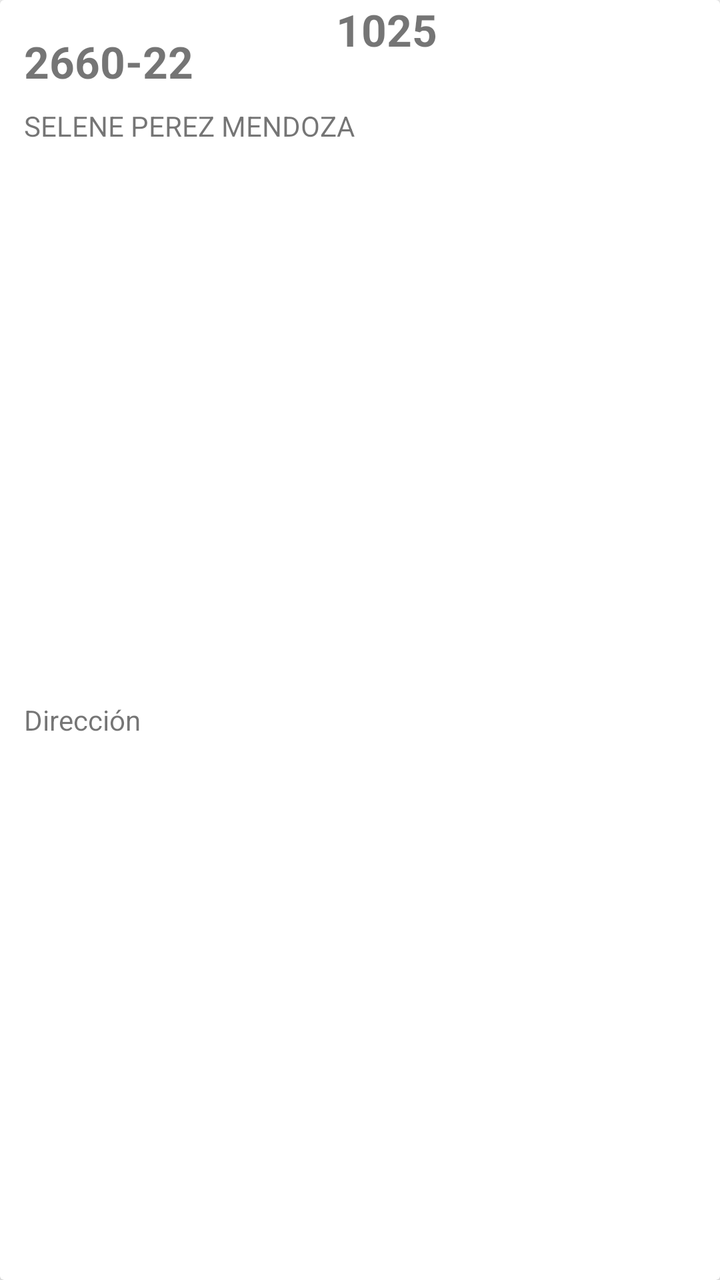
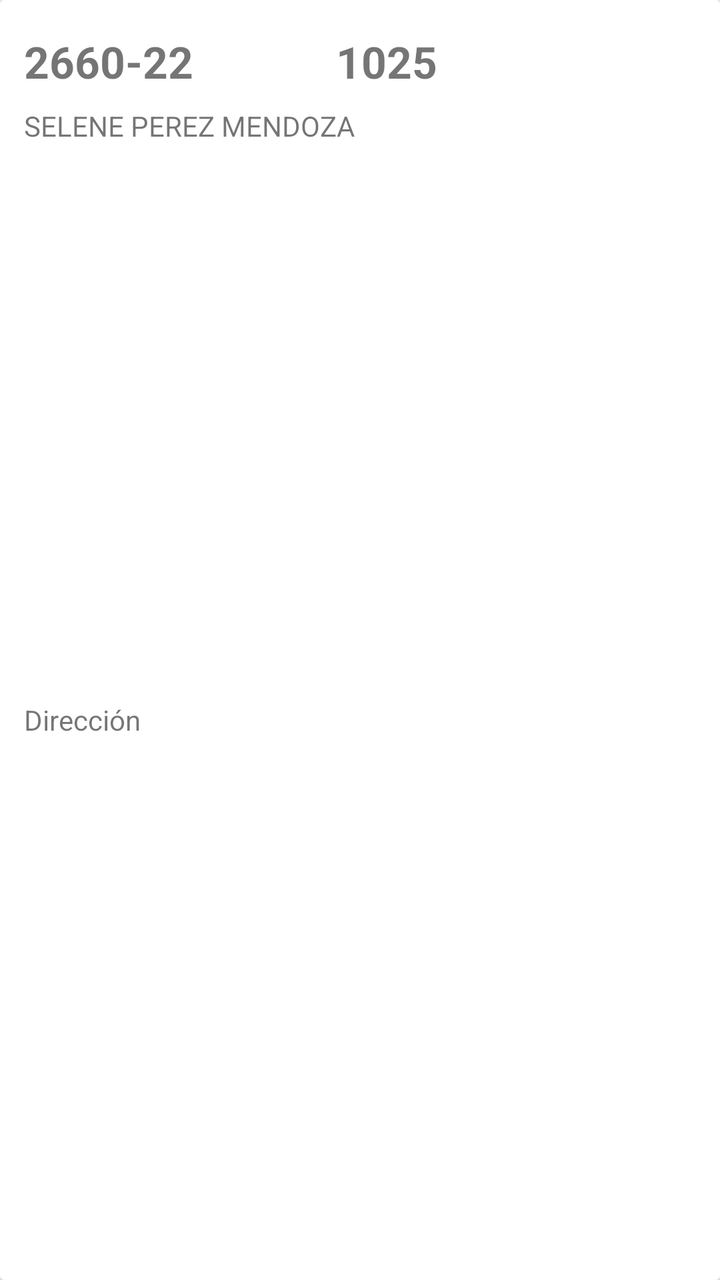

The first picture is an Android layout as it rendered before a commit; the second is the same layout after the commit. The layout source and the unified diff follow.
<!-- AndroidManifest.xml: application theme AppTheme -->
<!-- res/layout/recycler_oq.xml -->
<?xml version="1.0" encoding="utf-8"?>
<android.support.v7.widget.CardView xmlns:android="http://schemas.android.com/apk/res/android"
    xmlns:app="http://schemas.android.com/apk/res-auto"
    xmlns:tools="http://schemas.android.com/tools"
    android:layout_width="match_parent"
    android:layout_height="wrap_content"
    android:layout_marginTop="20dp"
    android:elevation="80dp">

    <android.support.constraint.ConstraintLayout
        android:layout_width="match_parent"
        android:layout_height="match_parent"
        android:background="@drawable/disenio_recyclerview"
        android:paddingLeft="8dp"
        android:paddingRight="8dp">

        <TextView
            android:id="@+id/controla"
            android:layout_width="418dp"
            android:layout_height="111dp"
            tools:layout_editor_absoluteX="-10dp"
            tools:layout_editor_absoluteY="2dp" />

        <TextView
            android:id="@+id/tv_NContrato"
            android:layout_width="wrap_content"
            android:layout_height="wrap_content"
            android:layout_marginStart="4dp"
            android:layout_marginLeft="4dp"
            android:layout_marginTop="16dp"
            android:layout_marginEnd="8dp"
            android:layout_marginRight="8dp"
            android:text="2660-22"
            android:textSize="22dp"
            android:textStyle="bold"
            app:layout_constraintEnd_toEndOf="parent"
            app:layout_constraintHorizontal_bias="0.0"
            app:layout_constraintStart_toStartOf="parent"
            app:layout_constraintTop_toTopOf="parent" />

        <TextView
            android:id="@+id/tv_Nombre"
            android:layout_width="168dp"
            android:layout_height="21dp"
            android:layout_marginTop="8dp"
            android:ellipsize="end"
            android:maxLines="1"
            android:text="SELENE PEREZ MENDOZA"
            app:layout_constraintStart_toStartOf="@+id/tv_NContrato"
            app:layout_constraintTop_toBottomOf="@+id/tv_NContrato" />

        <TextView
            android:id="@+id/tv_NOrden"
            android:layout_width="wrap_content"
            android:layout_height="wrap_content"
            android:layout_marginStart="160dp"
            android:text="1025"
            android:textSize="22sp"
            android:textStyle="bold"
            app:layout_constraintStart_toStartOf="parent"
            tools:layout_editor_absoluteY="16dp" />

        <TextView
            android:id="@+id/tv_estatus"
            android:layout_width="wrap_content"
            android:layout_height="wrap_content"
            android:layout_marginEnd="24dp"
            android:textSize="16dp"
            app:layout_constraintBottom_toBottomOf="@+id/tv_Nombre"
            app:layout_constraintEnd_toEndOf="parent"
            app:layout_constraintTop_toTopOf="@+id/tv_Nombre" />

        <TextView
            android:id="@+id/txt"
            android:layout_width="wrap_content"
            android:layout_height="wrap_content"
            android:layout_marginTop="5dp"
            android:layout_marginEnd="8dp"
            android:text="@string/direccion"
            app:layout_constraintBottom_toBottomOf="parent"
            app:layout_constraintEnd_toStartOf="@+id/tv_estatus"
            app:layout_constraintHorizontal_bias="0.0"
            app:layout_constraintStart_toStartOf="@+id/tv_Nombre"
            app:layout_constraintTop_toBottomOf="@+id/tv_Nombre" />

        <TextView
            android:id="@+id/id_direccion"
            android:layout_width="wrap_content"
            android:layout_height="15dp"
            android:layout_marginStart="16dp"
            app:layout_constraintBottom_toBottomOf="@+id/txt"
            app:layout_constraintStart_toEndOf="@+id/txt"
            app:layout_constraintTop_toTopOf="@+id/txt" />

    </android.support.constraint.ConstraintLayout>
</android.support.v7.widget.CardView>
<!-- resources referenced by this layout -->
<resources>
  <!-- drawable disenio_recyclerview (drawable) -->
  <?xml version="1.0" encoding="utf-8"?>
  <shape xmlns:android="http://schemas.android.com/apk/res/android">
      <corners android:radius="8dp" />
      <solid android:color="#FFFFFF" />
  </shape>
  <string name="direccion">Dirección</string>
  <style name="AppTheme" parent="Theme.AppCompat.Light.DarkActionBar">
          
          <item name="colorPrimary">@color/colorPrimary</item>
          <item name="colorPrimaryDark">@color/colorPrimaryDark</item>
          <item name="colorAccent">@color/colorAccent</item>
          <item name="android:colorForeground">@android:color/background_dark</item>
      </style>
  <color name="colorPrimary">#0277BD</color>
  <color name="colorPrimaryDark">#004C8C</color>
  <color name="colorAccent">#0000FF</color>
</resources>

<!-- the commit's change to res/layout/recycler_oq.xml (unified diff, before → after) -->
@@ -16,10 +16,11 @@
 
         <TextView
             android:id="@+id/controla"
-            android:layout_width="418dp"
+            android:layout_width="0dp"
             android:layout_height="111dp"
-            tools:layout_editor_absoluteX="-10dp"
-            tools:layout_editor_absoluteY="2dp" />
+            app:layout_constraintEnd_toEndOf="parent"
+            app:layout_constraintStart_toStartOf="parent"
+            app:layout_constraintTop_toTopOf="parent" />
 
         <TextView
             android:id="@+id/tv_NContrato"
@@ -57,8 +58,9 @@
             android:text="1025"
             android:textSize="22sp"
             android:textStyle="bold"
+            app:layout_constraintBottom_toBottomOf="@+id/tv_NContrato"
             app:layout_constraintStart_toStartOf="parent"
-            tools:layout_editor_absoluteY="16dp" />
+            app:layout_constraintTop_toTopOf="@+id/tv_NContrato" />
 
         <TextView
             android:id="@+id/tv_estatus"
@@ -85,10 +87,14 @@
 
         <TextView
             android:id="@+id/id_direccion"
-            android:layout_width="wrap_content"
+            android:layout_width="0dp"
             android:layout_height="15dp"
             android:layout_marginStart="16dp"
+            android:layout_marginEnd="8dp"
+            android:ellipsize="end"
+            android:maxLines="1"
             app:layout_constraintBottom_toBottomOf="@+id/txt"
+            app:layout_constraintEnd_toEndOf="parent"
             app:layout_constraintStart_toEndOf="@+id/txt"
             app:layout_constraintTop_toTopOf="@+id/txt" />
 
